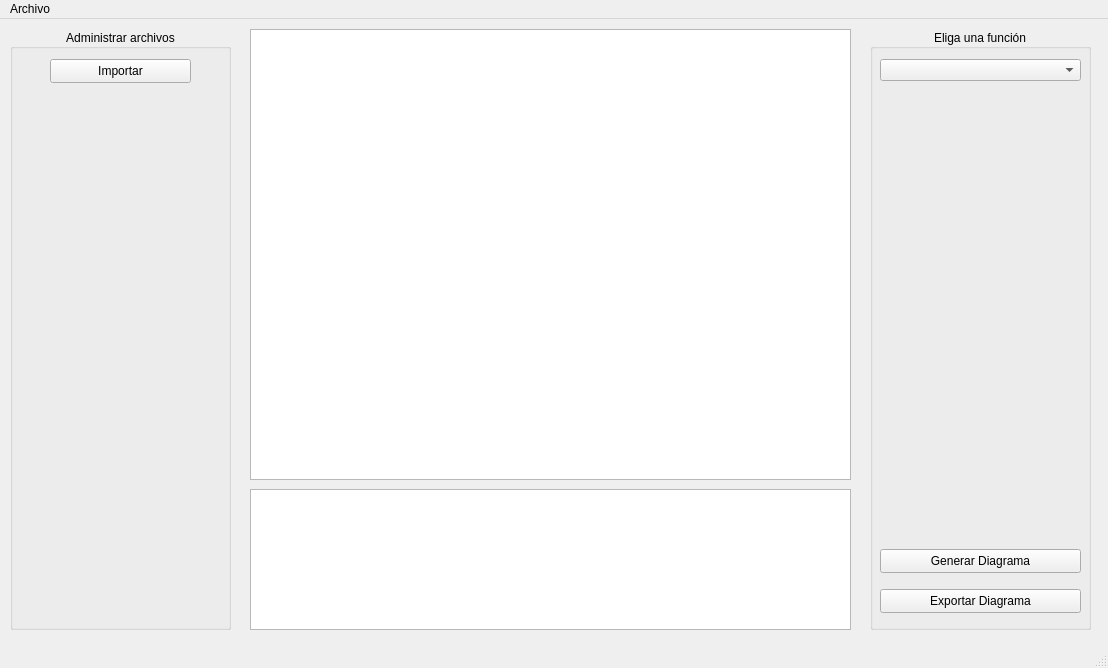
Qt form ppcc/mainwindow.ui (ErnestoVivas/Multiconsult-ppcc) before a commit.
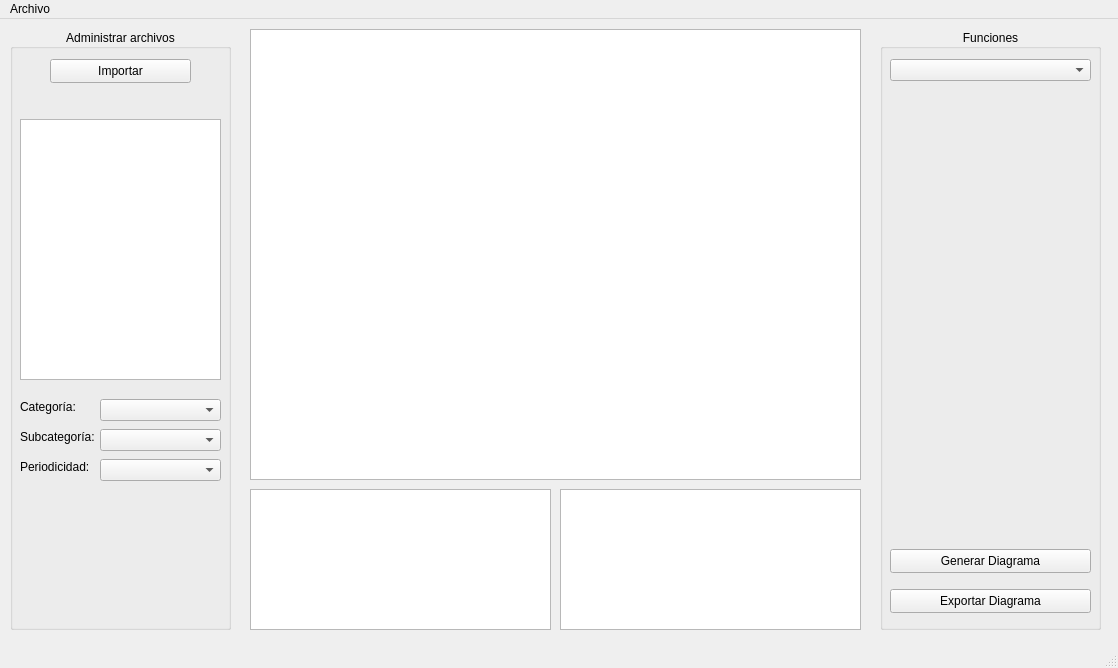
The same form after that commit. Custom widgets are drawn as their Qt base class.

The edit to the form file:
```diff
--- a/ppcc/mainwindow.ui
+++ b/ppcc/mainwindow.ui
@@ -6,7 +6,7 @@
    <rect>
     <x>0</x>
     <y>0</y>
-    <width>1108</width>
+    <width>1118</width>
     <height>668</height>
    </rect>
   </property>
@@ -19,7 +19,7 @@
      <rect>
       <x>250</x>
       <y>470</y>
-      <width>601</width>
+      <width>301</width>
       <height>141</height>
      </rect>
     </property>
@@ -29,7 +29,7 @@
      <rect>
       <x>250</x>
       <y>10</y>
-      <width>601</width>
+      <width>611</width>
       <height>451</height>
      </rect>
     </property>
@@ -37,14 +37,14 @@
    <widget class="QGroupBox" name="groupBoxFunctions">
     <property name="geometry">
      <rect>
-      <x>870</x>
+      <x>880</x>
       <y>10</y>
       <width>221</width>
       <height>601</height>
      </rect>
     </property>
     <property name="title">
-     <string>Eliga una función</string>
+     <string>Funciones</string>
     </property>
     <property name="alignment">
      <set>Qt::AlignCenter</set>
@@ -127,6 +127,95 @@
       <string>Importar</string>
      </property>
     </widget>
+    <widget class="QListWidget" name="listWidgetDocuments">
+     <property name="geometry">
+      <rect>
+       <x>10</x>
+       <y>90</y>
+       <width>201</width>
+       <height>261</height>
+      </rect>
+     </property>
+    </widget>
+    <widget class="QLabel" name="label">
+     <property name="geometry">
+      <rect>
+       <x>10</x>
+       <y>430</y>
+       <width>81</width>
+       <height>16</height>
+      </rect>
+     </property>
+     <property name="text">
+      <string>Periodicidad:</string>
+     </property>
+    </widget>
+    <widget class="QLabel" name="label_2">
+     <property name="geometry">
+      <rect>
+       <x>10</x>
+       <y>400</y>
+       <width>81</width>
+       <height>16</height>
+      </rect>
+     </property>
+     <property name="text">
+      <string>Subcategoría:</string>
+     </property>
+    </widget>
+    <widget class="QLabel" name="label_3">
+     <property name="geometry">
+      <rect>
+       <x>10</x>
+       <y>370</y>
+       <width>81</width>
+       <height>16</height>
+      </rect>
+     </property>
+     <property name="text">
+      <string>Categoría:</string>
+     </property>
+    </widget>
+    <widget class="QComboBox" name="comboBoxFileCat">
+     <property name="geometry">
+      <rect>
+       <x>90</x>
+       <y>370</y>
+       <width>121</width>
+       <height>22</height>
+      </rect>
+     </property>
+    </widget>
+    <widget class="QComboBox" name="comboBoxFileSubCat">
+     <property name="geometry">
+      <rect>
+       <x>90</x>
+       <y>400</y>
+       <width>121</width>
+       <height>22</height>
+      </rect>
+     </property>
+    </widget>
+    <widget class="QComboBox" name="comboBoxFileFreq">
+     <property name="geometry">
+      <rect>
+       <x>90</x>
+       <y>430</y>
+       <width>121</width>
+       <height>22</height>
+      </rect>
+     </property>
+    </widget>
+   </widget>
+   <widget class="QTextEdit" name="textEditDisplayDiagram">
+    <property name="geometry">
+     <rect>
+      <x>560</x>
+      <y>470</y>
+      <width>301</width>
+      <height>141</height>
+     </rect>
+    </property>
    </widget>
   </widget>
   <widget class="QMenuBar" name="menubar">
@@ -134,7 +223,7 @@
     <rect>
      <x>0</x>
      <y>0</y>
-     <width>1108</width>
+     <width>1118</width>
      <height>22</height>
     </rect>
    </property>
```
